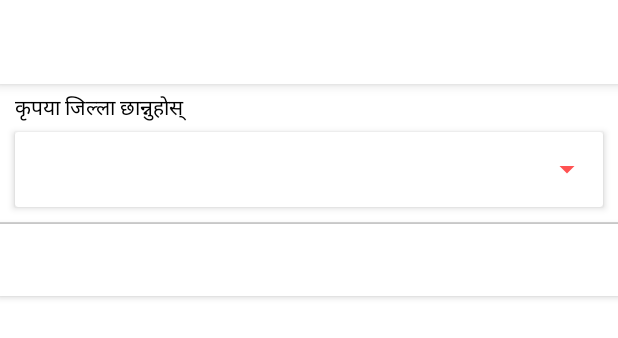
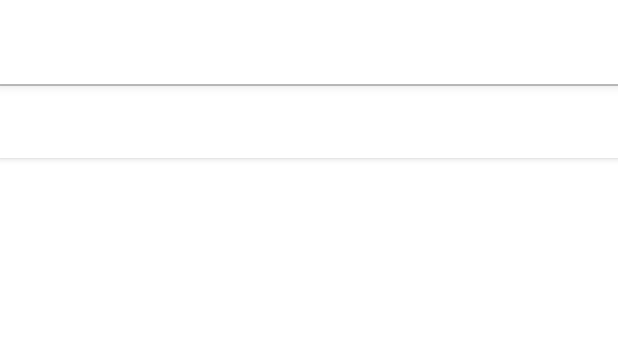
Before and after one commit to amias-samir/Sudur-Paschhim-App, an Android app: the layout activity_hamro_sudur_paschim.xml on its own in the app's theme, with its tools: preview values and no code run, on a phone screen of 412 x 824 dp. Shown: the top 338 px of the screen. Run offline under Robolectric (Android 15) with nearby library versions, the light colour scheme and no system bars.

Commit message:
Hamro Sudur spinner and text removed

```diff
--- a/app/src/main/java/com/naxa/nepal/sudurpaschimanchal/activities/HamroSudurPaschimActivity.java
+++ b/app/src/main/java/com/naxa/nepal/sudurpaschimanchal/activities/HamroSudurPaschimActivity.java
@@ -118,7 +118,7 @@ public class HamroSudurPaschimActivity extends AppCompatActivity implements Adap
         nagarpalikasharedpreferences = this.getSharedPreferences(NagarPalikaPREFERENCES1, Context.MODE_PRIVATE);
         nagarpalikaeditor = nagarpalikasharedpreferences.edit();
 
-
+/*
         // Spinner element
         Spinner spinner = (Spinner) findViewById(R.id.district_list_spinner);
         // Spinner click listener
@@ -143,7 +143,7 @@ public class HamroSudurPaschimActivity extends AppCompatActivity implements Adap
         // attaching data adapter to spinner
         spinner.setAdapter(dataAdapter);
 
-
+*/
 
         if (sharedpreferences1.getString("sudur_attract", "").trim().isEmpty()) {
             if (networkInfo != null && networkInfo.isConnected()) {
--- a/app/src/main/res/layout/activity_hamro_sudur_paschim.xml
+++ b/app/src/main/res/layout/activity_hamro_sudur_paschim.xml
@@ -36,49 +36,49 @@
             android:layout_height="wrap_content"
             android:orientation="vertical">
 
-            <LinearLayout
-                android:layout_width="match_parent"
-                android:layout_height="wrap_content"
-                android:orientation="vertical">
+            <!--<LinearLayout-->
+                <!--android:layout_width="match_parent"-->
+                <!--android:layout_height="wrap_content"-->
+                <!--android:orientation="vertical">-->
 
-                <TextView
-                    android:layout_width="match_parent"
-                    android:layout_height="wrap_content"
-                    android:layout_marginBottom="0dp"
-                    android:layout_marginLeft="10dp"
-                    android:layout_marginRight="5dp"
-                    android:layout_marginTop="5dp"
-                    android:text="कृपया जिल्ला छान्नुहोस्"
-                    android:textColor="@color/nliveo_black"
-                    android:textSize="14dp" />
+                <!--<TextView-->
+                    <!--android:layout_width="match_parent"-->
+                    <!--android:layout_height="wrap_content"-->
+                    <!--android:layout_marginBottom="0dp"-->
+                    <!--android:layout_marginLeft="10dp"-->
+                    <!--android:layout_marginRight="5dp"-->
+                    <!--android:layout_marginTop="5dp"-->
+                    <!--android:text="कृपया जिल्ला छान्नुहोस्"-->
+                    <!--android:textColor="@color/nliveo_black"-->
+                    <!--android:textSize="14dp" />-->
 
-                <android.support.v7.widget.CardView
-                    android:layout_width="match_parent"
-                    android:layout_height="wrap_content"
-                    android:layout_marginBottom="10dp"
-                    android:layout_marginLeft="10dp"
-                    android:layout_marginRight="10dp"
-                    android:layout_marginTop="5dp"
-                    app:cardBackgroundColor="@color/white"
-                    app:cardCornerRadius="2dp"
-                    app:cardElevation="3dp">
+                <!--<android.support.v7.widget.CardView-->
+                    <!--android:layout_width="match_parent"-->
+                    <!--android:layout_height="wrap_content"-->
+                    <!--android:layout_marginBottom="10dp"-->
+                    <!--android:layout_marginLeft="10dp"-->
+                    <!--android:layout_marginRight="10dp"-->
+                    <!--android:layout_marginTop="5dp"-->
+                    <!--app:cardBackgroundColor="@color/white"-->
+                    <!--app:cardCornerRadius="2dp"-->
+                    <!--app:cardElevation="3dp">-->
 
-                    <FrameLayout
-                        android:layout_width="match_parent"
-                        android:layout_height="wrap_content">
+                    <!--<FrameLayout-->
+                        <!--android:layout_width="match_parent"-->
+                        <!--android:layout_height="wrap_content">-->
 
-                        <Spinner
-                            android:id="@+id/district_list_spinner"
-                            android:layout_width="match_parent"
-                            android:layout_height="50dp"
-                            android:layout_gravity="center_vertical"
-                            android:gravity="left"
-                            android:theme="@style/SpinnerDropDownItem" />
+                        <!--<Spinner-->
+                            <!--android:id="@+id/district_list_spinner"-->
+                            <!--android:layout_width="match_parent"-->
+                            <!--android:layout_height="50dp"-->
+                            <!--android:layout_gravity="center_vertical"-->
+                            <!--android:gravity="left"-->
+                            <!--android:theme="@style/SpinnerDropDownItem" />-->
 
-                    </FrameLayout>
+                    <!--</FrameLayout>-->
 
-                </android.support.v7.widget.CardView>
-            </LinearLayout>
+                <!--</android.support.v7.widget.CardView>-->
+            <!--</LinearLayout>-->
 
             <ImageView
                 android:layout_width="match_parent"
```
